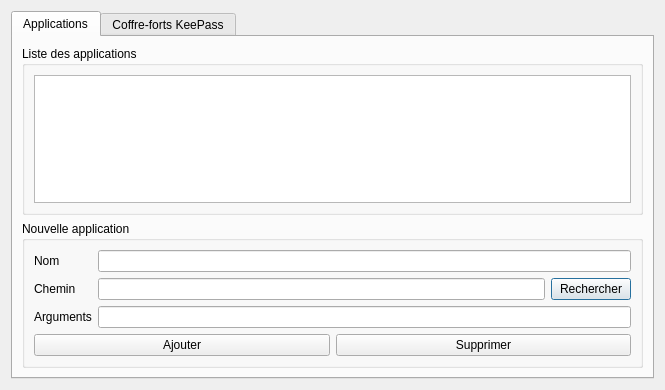
The window that preferences/UI/preferences.ui (faro93/YARCoM.Qt) describes before a commit, drawn with Qt 5.
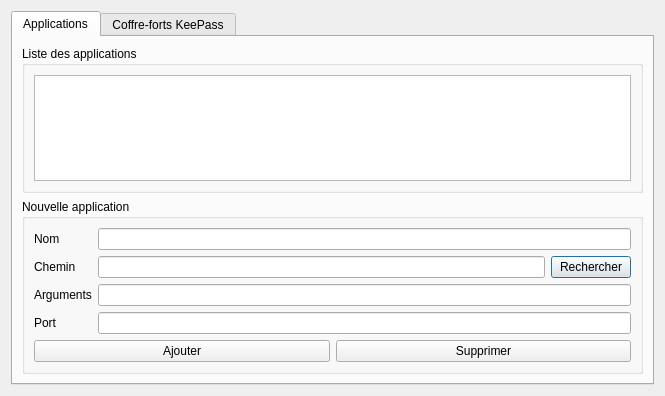
The same window after the commit.

Patch:
```diff
--- a/preferences/UI/preferences.ui
+++ b/preferences/UI/preferences.ui
@@ -7,7 +7,7 @@
     <x>0</x>
     <y>0</y>
     <width>665</width>
-    <height>390</height>
+    <height>396</height>
    </rect>
   </property>
   <property name="windowTitle">
@@ -77,16 +77,26 @@
                 </item>
                </layout>
               </item>
-              <item row="2" column="0">
+              <item row="3" column="0">
                <widget class="QLabel" name="lb_appsargs">
                 <property name="text">
                  <string>Arguments</string>
                 </property>
                </widget>
               </item>
-              <item row="2" column="1">
+              <item row="3" column="1">
                <widget class="QLineEdit" name="le_appsargs"/>
               </item>
+              <item row="4" column="0">
+               <widget class="QLabel" name="lb_appsport">
+                <property name="text">
+                 <string>Port</string>
+                </property>
+               </widget>
+              </item>
+              <item row="4" column="1">
+               <widget class="QLineEdit" name="le_appsport"/>
+              </item>
              </layout>
             </item>
             <item>
```
